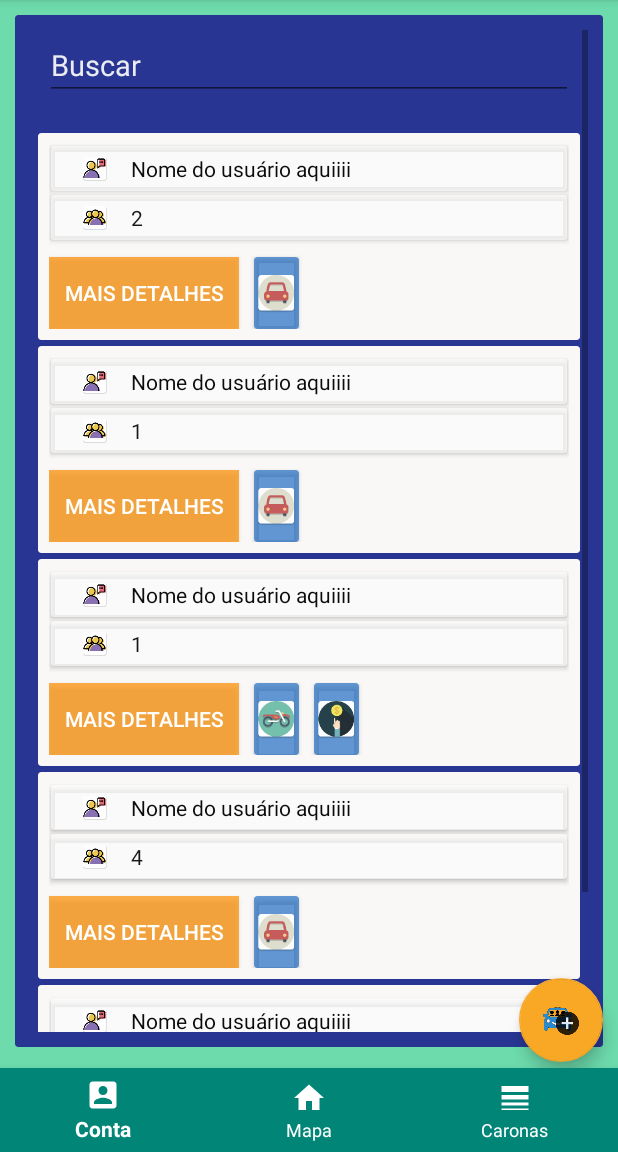
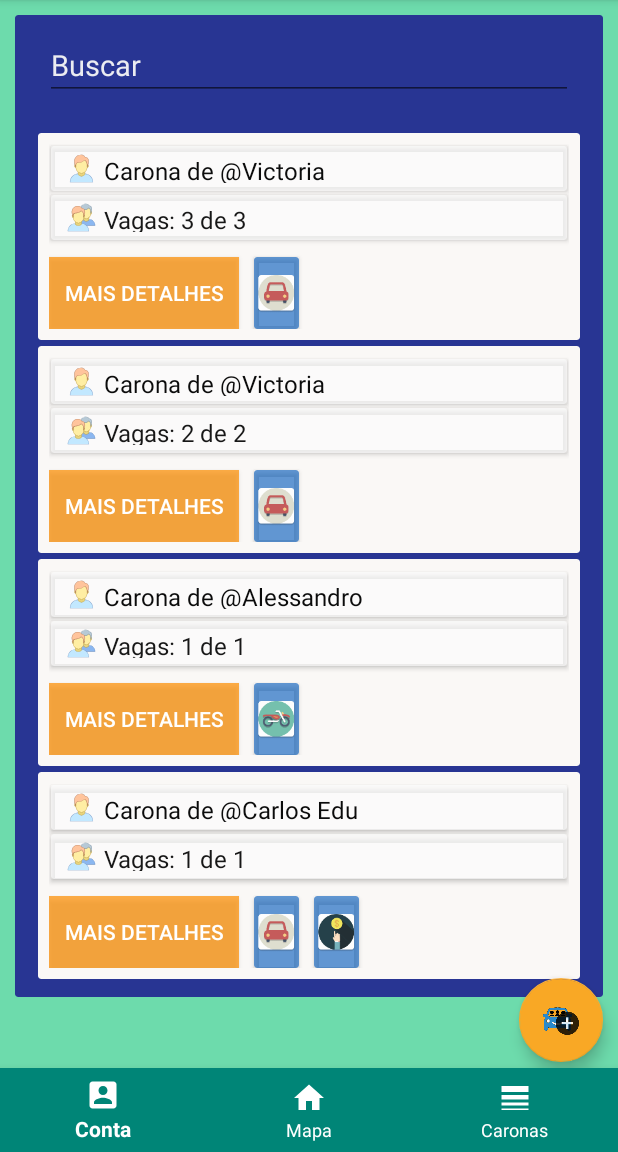
Before and after one commit to AlessSilva/Aplicativo-Android-Native-de-Caronas, an Android app: the fragment ListarCaronas placed in its activity, on a phone screen of 412 x 824 dp, the part 84-1236 px from its top. Run offline under Robolectric (Android 15) with nearby library versions, the phone set to English and light mode, and no system bars.

Commit message:
Carona tá quase lá

```diff
--- a/app/src/main/AndroidManifest.xml
+++ b/app/src/main/AndroidManifest.xml
@@ -17,7 +17,8 @@
         android:roundIcon="@mipmap/ic_launcher"
         android:supportsRtl="true"
         android:theme="@style/AppTheme">
-        <activity android:name=".MeusVeiculosActivity"></activity>
+        <activity android:name=".DetalhesCaronaActivity"></activity>
+        <activity android:name=".MeusVeiculosActivity" />
         <activity android:name=".CadastroVeiculoActivity" />
         <activity android:name=".CadastroUsuarioActivity" />
         <!--
--- /dev/null
+++ b/app/src/main/java/com/example/appcaronamobile/DBMemory/CaronaDBMemory.java
@@ -0,0 +1,63 @@
+package com.example.appcaronamobile.DBMemory;
+
+import com.example.appcaronamobile.Dao.CaronaDAO;
+import com.example.appcaronamobile.Model.Carona;
+import com.example.appcaronamobile.Model.Usuario;
+
+import java.util.ArrayList;
+
+public class CaronaDBMemory implements CaronaDAO {
+
+    private static ArrayList<Carona> listaCarona;
+    private static CaronaDBMemory caronaDAO;
+    private static Long idgerador = new Long(5000);
+
+    private CaronaDBMemory(){
+
+        listaCarona = new ArrayList<Carona>();
+
+        listaCarona.add( new Carona(new Long(1), new Long(3) , 3 , "CARRO", "15:35", "Praça do Chalé, passando pela rodoviaria e sinal", false, -4.970172002073431, -39.0174075588584, new ArrayList<Usuario>()) );
+
+        listaCarona.add( new Carona(new Long(2), new Long(3) , 2 , "CARRO", "9:30", "UFC", false, -4.9698172002073431, -39.0146215588584, new ArrayList<Usuario>()) );
+
+        listaCarona.add( new Carona(new Long(3), new Long(1) , 1 , "MOTO", "13:00", "Rodoviária", false, -4.930172002073431, -39.0174075588584, new ArrayList<Usuario>()) );
+
+        listaCarona.add( new Carona(new Long(4), new Long(2) , 1 , "CARRO", "21:30", "Quixeramobim", true, -4.910172002073431, -39.0274075588584, new ArrayList<Usuario>()) );
+
+    }
+
+    @Override
+    public void addCarona(Carona carona) {
+
+    }
+
+    @Override
+    public void editCarona(Carona carona) {
+
+    }
+
+    @Override
+    public void deleteCarona(Long caronaId) {
+
+    }
+
+    @Override
+    public Carona getCarona(Long caronaId) {
+        return null;
+    }
+
+    @Override
+    public ArrayList<Carona> getListaCarona() {
+        return listaCarona;
+    }
+
+    public static CaronaDAO getInstance(){
+
+        if( caronaDAO == null ){
+            caronaDAO = new CaronaDBMemory();
+        }
+
+        return caronaDAO;
+    }
+
+}
--- a/app/src/main/java/com/example/appcaronamobile/Fragments/ListarCaronas.java
+++ b/app/src/main/java/com/example/appcaronamobile/Fragments/ListarCaronas.java
@@ -11,6 +11,8 @@ import android.view.LayoutInflater;
 import android.view.View;
 import android.view.ViewGroup;
 
+import com.example.appcaronamobile.DBMemory.CaronaDBMemory;
+import com.example.appcaronamobile.Dao.CaronaDAO;
 import com.example.appcaronamobile.Model.Carona;
 import com.example.appcaronamobile.R;
 import com.example.appcaronamobile.Repository.MyAdapterListarCaronas;
@@ -23,6 +25,7 @@ public class ListarCaronas extends Fragment {
     View view = null;
     List<Carona> caronas;
 
+    CaronaDAO caronaDAO = null;
 
     public ListarCaronas() {
     }
@@ -34,17 +37,13 @@ public class ListarCaronas extends Fragment {
                              Bundle savedInstanceState) {
         view = inflater.inflate(R.layout.fragment_listar_caronas, container, false);
 
+        caronaDAO = CaronaDBMemory.getInstance();
+
         mRecycleView = view.findViewById(R.id.recyclerCaronas);
         GridLayoutManager gridLayoutManager = new GridLayoutManager( this.getContext(),1 );
         mRecycleView.setLayoutManager(gridLayoutManager);
 
-        caronas = new ArrayList<Carona>();
-        caronas.add( new Carona(2,"CARRO","15:00:00","Passo pelo sinal e paro perto do São Geraldo", false) );
-        caronas.add( new Carona(1,"CARRO","16:30:00","Só vem", false) );
-        caronas.add( new Carona(1,"MOTO","10:00:00","Pro IFCE direto", true) );
-        caronas.add( new Carona(4,"CARRO","11:59:00","Lero Lero te levo até o cedro", false) );
-        caronas.add( new Carona(1,"MOTO","07:50:00","Cedro", true) );
-
+        caronas = caronaDAO.getListaCarona();
         MyAdapterListarCaronas adapterListCaronas = new MyAdapterListarCaronas(this.getContext(),caronas);
 
         mRecycleView.setAdapter(adapterListCaronas);
--- a/app/src/main/java/com/example/appcaronamobile/Fragments/Map2.java
+++ b/app/src/main/java/com/example/appcaronamobile/Fragments/Map2.java
@@ -2,15 +2,12 @@ package com.example.appcaronamobile.Fragments;
 
 import androidx.annotation.NonNull;
 import androidx.annotation.Nullable;
-import androidx.fragment.app.FragmentActivity;
 
 import android.location.Location;
 import android.os.Bundle;
-import android.widget.Toast;
 
 import com.example.appcaronamobile.R;
 import com.example.appcaronamobile.Repository.MyListener2;
-import com.example.appcaronamobile.Repository.MyListener3;
 import com.google.android.gms.common.ConnectionResult;
 import com.google.android.gms.common.api.GoogleApiClient;
 import com.google.android.gms.location.FusedLocationProviderClient;
--- a/app/src/main/java/com/example/appcaronamobile/Model/Carona.java
+++ b/app/src/main/java/com/example/appcaronamobile/Model/Carona.java
@@ -1,19 +1,44 @@
 package com.example.appcaronamobile.Model;
+
+import java.util.ArrayList;
+import java.util.List;
 
 public class Carona {
 
+    private Long id;
     private int vagas;
-    private String tipoveiculo;
+    private String veiculo; //TODO: Deve ser um objeto
     private String horario;
     private String destino;
+    private double latLocalEncontro;
+    private double lngLocalEncontro;
     private boolean ajuda;
+    private Long id_responsavel;
+    List<Usuario> participantes;
 
-    public Carona(int vagas, String tipoveiculo, String horario, String destino, boolean ajuda) {
+    public Carona(Long id, Long id_responsavel ,int vagas, String veiculo, String horario, String destino, boolean ajuda, double latitude, double longitude, List<Usuario> usuarios) {
+        this.id = id;
+        this.id_responsavel = id_responsavel;
         this.vagas = vagas;
-        this.tipoveiculo = tipoveiculo;
+        this.veiculo = veiculo;
         this.horario = horario;
         this.destino = destino;
         this.ajuda = ajuda;
+        this.latLocalEncontro = latitude;
+        this.lngLocalEncontro = longitude;
+        this.participantes = usuarios;
+    }
+
+    public Carona(Long id_responsavel, int vagas, String veiculo, String horario, String destino, boolean ajuda, double latitude, double longitude, List<Usuario> usuarios) {
+        this.id_responsavel = id_responsavel;
+        this.vagas = vagas;
+        this.veiculo = veiculo;
+        this.horario = horario;
+        this.destino = destino;
+        this.ajuda = ajuda;
+        this.latLocalEncontro = latitude;
+        this.lngLocalEncontro = longitude;
+        this.participantes = usuarios;
     }
 
     public int getVagas() {
@@ -24,12 +49,12 @@ public class Carona {
         this.vagas = vagas;
     }
 
-    public String gettipoVeiculo() {
-        return tipoveiculo;
+    public String getVeiculo() {
+        return veiculo;
     }
 
-    public void settipoVeiculo(String tipoveiculo) {
-        this.tipoveiculo = tipoveiculo;
+    public void setVeiculo(String veiculo) {
+        this.veiculo = veiculo;
     }
 
     public String getHorario() {
@@ -55,4 +80,44 @@ public class Carona {
     public void setAjuda(boolean ajuda) {
         this.ajuda = ajuda;
     }
+
+    public Long getId() {
+        return id;
+    }
+
+    public void setId(Long id) {
+        this.id = id;
+    }
+
+    public double getLatLocalEncontro() {
+        return latLocalEncontro;
+    }
+
+    public void setLatLocalEncontro(double latLocalEncontro) {
+        this.latLocalEncontro = latLocalEncontro;
+    }
+
+    public double getLngLocalEncontro() {
+        return lngLocalEncontro;
+    }
+
+    public void setLngLocalEncontro(double lngLocalEncontro) {
+        this.lngLocalEncontro = lngLocalEncontro;
+    }
+
+    public List<Usuario> getParticipantes() {
+        return participantes;
+    }
+
+    public void setParticipantes(List<Usuario> participantes) {
+        this.participantes = participantes;
+    }
+
+    public Long getId_responsavel() {
+        return id_responsavel;
+    }
+
+    public void setId_responsavel(Long id_responsavel) {
+        this.id_responsavel = id_responsavel;
+    }
 }
--- a/app/src/main/java/com/example/appcaronamobile/Repository/MyAdapterListarCaronas.java
+++ b/app/src/main/java/com/example/appcaronamobile/Repository/MyAdapterListarCaronas.java
@@ -4,12 +4,16 @@ import android.content.Context;
 import android.view.LayoutInflater;
 import android.view.View;
 import android.view.ViewGroup;
+import android.widget.Button;
 import android.widget.ImageView;
 import android.widget.TextView;
 
 import androidx.annotation.NonNull;
+import androidx.appcompat.app.AlertDialog;
 import androidx.recyclerview.widget.RecyclerView;
 
+import com.example.appcaronamobile.DBMemory.UsuarioDBMemory;
+import com.example.appcaronamobile.Dao.UsuarioDAO;
 import com.example.appcaronamobile.Model.Carona;
 import com.example.appcaronamobile.R;
 
@@ -19,17 +23,22 @@ public class MyAdapterListarCaronas extends RecyclerView.Adapter<MyAdapterListar
 
     private Context mContext;
     private List<Carona> listCarona;
+    private ViewGroup parent;
+
+    UsuarioDAO usuarioDAO = null;
 
     public MyAdapterListarCaronas( Context mContext, List<Carona> listCarona  ){
 
         this.mContext = mContext;
         this.listCarona = listCarona;
 
+        usuarioDAO = UsuarioDBMemory.getInstance();
     }
 
     @NonNull
     @Override
     public CaronaViewHolder onCreateViewHolder(@NonNull ViewGroup parent, int viewType) {
+        this.parent = parent;
         View view = LayoutInflater.from(parent.getContext()).inflate(R.layout.card_carona,parent,false);
         return new CaronaViewHolder(view);
     }
@@ -38,12 +47,38 @@ public class MyAdapterListarCaronas extends RecyclerView.Adapter<MyAdapterListar
     public void onBindViewHolder(@NonNull CaronaViewHolder holder, int position) {
 
         Carona carona = listCarona.get(position);
-        holder.vagas.setText(carona.getVagas()+"");
-        //holder.perfil.setImageResource( R.drawable.galinha );
-        if ( carona.gettipoVeiculo().equals("CARRO") ){
+
+        holder.vagas.setText( "Vagas: " + (carona.getVagas()-carona.getParticipantes().size()) + " de "+carona.getVagas());
+        holder.responsavel.setText( "Carona de @"+usuarioDAO.getUsuario( carona.getId_responsavel() ).getPrimeiroNome() );
+
+        ( (TextView) holder.alertView.findViewById( R.id.textViewAlertCaronaUser ))
+                .setText( usuarioDAO.getUsuario( carona.getId_responsavel() ).getPrimeiroNome() + usuarioDAO.getUsuario( carona.getId_responsavel() ).getSobrenome() );
+
+        ( (TextView) holder.alertView.findViewById( R.id.textViewAlertCaronaVagasTotal ))
+                .setText( carona.getVagas()+"" );
+
+        ( (TextView) holder.alertView.findViewById( R.id.textViewAlertCaronaVagasRestantes ))
+                .setText( (carona.getVagas()-carona.getParticipantes().size())+"" );
+
+        ( (TextView) holder.alertView.findViewById( R.id.textViewAlertCaronaHorario ))
+                .setText( carona.getHorario() );
+
+        ( (TextView) holder.alertView.findViewById( R.id.textViewAlertCaronaDestino ))
+                .setText( carona.getDestino() );
+
+        ( (TextView) holder.alertView.findViewById( R.id.textViewAlertCaronaVeiculo ))
+                .setText( carona.getVeiculo() );
+
+        if ( carona.getVeiculo().equals("CARRO") ){
             holder.tipoveiculo.setImageResource(R.mipmap.ic_car2);
+
+            ( (ImageView) holder.alertView.findViewById( R.id.imageViewAlertCarona )).setImageResource( R.mipmap.ic_car2 );
+
         }else{
             holder.tipoveiculo.setImageResource(R.mipmap.ic_moto);
+
+            ( (ImageView) holder.alertView.findViewById( R.id.imageViewAlertCarona )).setImageResource( R.mipmap.ic_moto );
+
         }
         if ( carona.isAjuda() ){
             holder.ajuda.setImageResource(R.mipmap.ic_ajuda);
@@ -58,11 +93,14 @@ public class MyAdapterListarCaronas extends RecyclerView.Adapter<MyAdapterListar
 
     public class CaronaViewHolder extends RecyclerView.ViewHolder{
 
-        View view;
+        View view = null;
         TextView vagas =  null;
-        //ImageView perfil = null;
+        TextView responsavel = null;
         ImageView tipoveiculo = null;
         ImageView ajuda = null;
+        View alertView = null;
+        AlertDialog alertDialog = null;
+        Button detalhes = null;
 
         public CaronaViewHolder(@NonNull View itemView) {
             super(itemView);
@@ -70,10 +108,35 @@ public class MyAdapterListarCaronas extends RecyclerView.Adapter<MyAdapterListar
             view = itemView;
 
             vagas = view.findViewById(R.id.CardViewCaronaVagas);
-            //perfil = view.findViewById(R.id.CardViewCaronaImageViewPerfil);
+            responsavel = view.findViewById(R.id.CardViewCaronaUserName);
             tipoveiculo = view.findViewById(R.id.CardViewCaronaVeiculo);
             ajuda = view.findViewById(R.id.CardViewCaronaAjuda);
 
+            alertView = LayoutInflater.from(parent.getContext()).inflate(R.layout.activity_detalhes_carona, parent,false);
+            AlertDialog.Builder builder = new AlertDialog.Builder(mContext);
+            builder.setTitle("Detalhes");
+            builder.setView( alertView );
+            alertDialog = builder.create();
+
+            detalhes = view.findViewById( R.id.CardViewCaronaCaronaInfo );
+            detalhes.setOnClickListener(new View.OnClickListener() {
+                @Override
+                public void onClick(View view) {
+                    alertDialog.show();
+                }
+            });
+
         }
+
+        private void Detalhes(){
+
+            AlertDialog.Builder builder = new AlertDialog.Builder(mContext);
+            builder.setTitle("Detalhes");
+            builder.setView( alertView );
+            alertDialog = builder.create();
+            alertDialog.show();
+
+        }
+
     }
 }
--- a/app/src/main/java/com/example/appcaronamobile/Repository/MyListener2.java
+++ b/app/src/main/java/com/example/appcaronamobile/Repository/MyListener2.java
@@ -8,7 +8,7 @@ public interface MyListener2 {
 
     void voltarFragmentoP1();
 
-    void finalizarFragmentoP2(LatLng latLng);
+    void finalizarFragmentoP2();
 
     void voltarFragmentoP2();
 
--- a/app/src/main/res/layout/activity_cadastro_carona.xml
+++ b/app/src/main/res/layout/activity_cadastro_carona.xml
@@ -4,11 +4,11 @@
     xmlns:tools="http://schemas.android.com/tools"
     android:layout_width="match_parent"
     android:layout_height="match_parent"
+    android:background="#A825CC84"
     tools:context=".CadastroCaronaActivity">
 
     <FrameLayout
         android:id="@+id/frame"
         android:layout_width="match_parent"
-        android:layout_height="match_parent">
-    </FrameLayout>
+        android:layout_height="match_parent"></FrameLayout>
 </androidx.constraintlayout.widget.ConstraintLayout>
--- a/app/src/main/res/layout/card_carona.xml
+++ b/app/src/main/res/layout/card_carona.xml
@@ -55,10 +55,10 @@
 
                         <ImageView
                             android:id="@+id/imageView3"
-                            android:layout_width="wrap_content"
+                            android:layout_width="30dp"
                             android:layout_height="wrap_content"
                             android:layout_weight="0"
-                            android:src="@mipmap/ic_user" />
+                            android:src="@drawable/ic_user" />
 
                         <TextView
                             android:id="@+id/CardViewCaronaUserName"
@@ -66,7 +66,8 @@
                             android:layout_height="wrap_content"
                             android:layout_weight="1"
                             android:text="Nome do usuário aquiiii"
-                            android:textColor="#F9050505" />
+                            android:textColor="#F9050505"
+                            android:textSize="16dp" />
                     </LinearLayout>
 
                 </androidx.cardview.widget.CardView>
@@ -86,10 +87,10 @@
 
                         <ImageView
                             android:id="@+id/imageView4"
-                            android:layout_width="wrap_content"
+                            android:layout_width="30dp"
                             android:layout_height="wrap_content"
                             android:layout_weight="0"
-                            android:src="@mipmap/ic_vaga" />
+                            android:src="@drawable/ic_vagas" />
 
                         <TextView
                             android:id="@+id/CardViewCaronaVagas"
@@ -97,7 +98,8 @@
                             android:layout_height="wrap_content"
                             android:layout_weight="0"
                             android:text="Quantidade de vagas aqui"
-                            android:textColor="#F0090808" />
+                            android:textColor="#F0090808"
+                            android:textSize="16dp" />
                     </LinearLayout>
                 </androidx.cardview.widget.CardView>
 
```
Also changed, not shown: app/src/main/java/com/example/appcaronamobile/CadastroCaronaActivity.java (+11 -5 lines), app/src/main/java/com/example/appcaronamobile/DetalhesCaronaActivity.java (added, +14 -0 lines), app/src/main/java/com/example/appcaronamobile/Fragments/CadastroCarona1.java (+16 -0 lines), app/src/main/java/com/example/appcaronamobile/Fragments/CadastroCarona2.java (+25 -6 lines), app/src/main/java/com/example/appcaronamobile/Fragments/Map.java (+28 -1 lines), app/src/main/java/com/example/appcaronamobile/Repository/MyListener3.java (deleted, +0 -9 lines), app/src/main/res/layout/activity_detalhes_carona.xml (added, +243 -0 lines), app/src/main/res/layout/fragment_cadastro_carona2.xml (+5 -4 lines).
